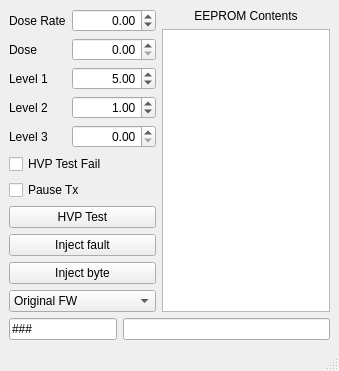
Above: hpisim/simwin.ui from mdavidsaver/hpi6016 before the change. Below: the same form after it.
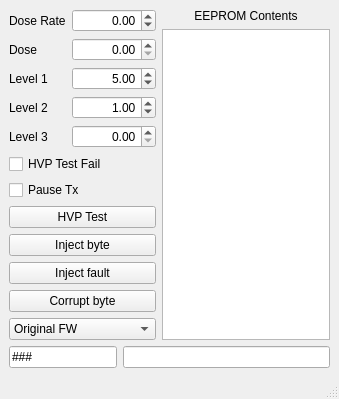
That is the form after the change.

What changed in the file:
```diff
--- a/hpisim/simwin.ui
+++ b/hpisim/simwin.ui
@@ -7,7 +7,7 @@
     <x>0</x>
     <y>0</y>
     <width>339</width>
-    <height>340</height>
+    <height>367</height>
    </rect>
   </property>
   <property name="windowTitle">
@@ -152,6 +152,13 @@
             </property>
            </widget>
           </item>
+          <item>
+           <widget class="QPushButton" name="btnInj">
+            <property name="text">
+             <string>Inject byte</string>
+            </property>
+           </widget>
+          </item>
           <item>
            <widget class="QPushButton" name="btnFault">
             <property name="text">
@@ -165,7 +172,7 @@
           <item>
            <widget class="QPushButton" name="btnByte">
             <property name="text">
-             <string>Inject byte</string>
+             <string>Corrupt byte</string>
             </property>
             <property name="checkable">
              <bool>true</bool>
```
